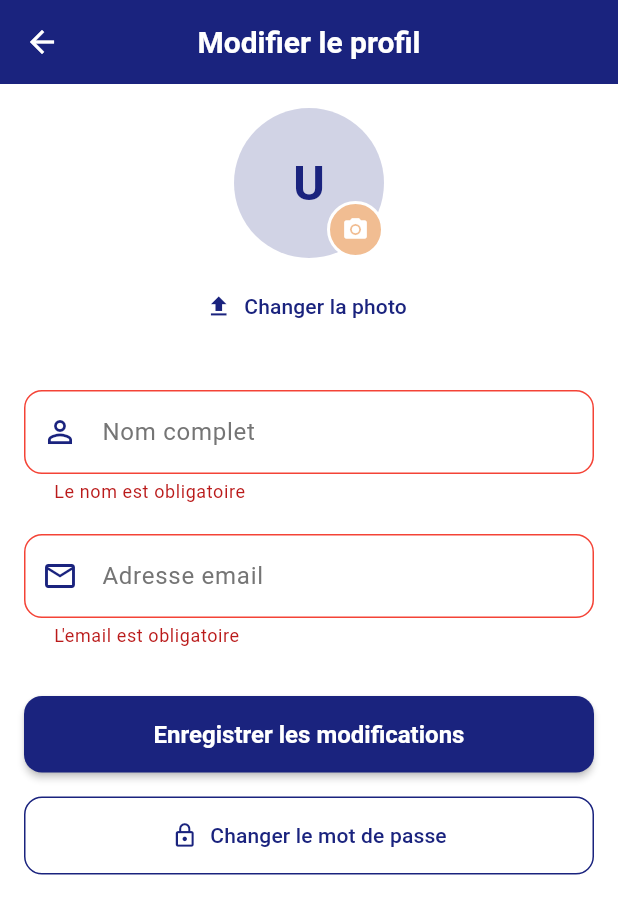
After one commit to alaminefaye/mobile_artluxurybus, a Flutter app: the EditProfileScreen screen opened directly, after a tap on "Enregistrer les modifications", on a phone screen of 412 x 824 dp. The commit adds this screen. Shown: the top 914 px of the screen. Run offline on Flutter 3.47's test engine with Material 3 defaults, Android fonts, the phone set to English and light mode, and no system bars; our stand-ins replace cached_network_image, carousel_slider, device_info_plus, file_picker, firebase_core, firebase_messaging and 11 more; missing offline and left inert: ai_barcode_scanner; accounts and stored records are empty.

Commit message:
✨ Feature: Modification du profil utilisateur
Nouveau:
✅ Écran EditProfileScreen complet
✅ Modification nom et email
✅ Validation des champs
✅ API updateProfile dans AuthService
✅ Méthode refreshUser dans AuthProvider
✅ Navigation depuis l'icône d'édition du profil

Fonctionnalités:
- Modification du nom
- Modification de l'email
- Validation des données
- Messages de succès/erreur
- Mise à jour automatique du profil
- Design moderne et cohérent

API Backend:
- PUT /api/user/profile (nom, email)
- POST /api/user/change-password (à venir)
- POST /api/user/upload-avatar (à venir)

Interface:
- Clic sur photo de profil → EditProfileScreen
- Formulaire avec validation
- Boutons pour changement de mot de passe
- Bouton pour upload photo (à développer)

```diff
--- a/lib/providers/auth_provider.dart
+++ b/lib/providers/auth_provider.dart
@@ -181,6 +181,11 @@ class AuthNotifier extends StateNotifier<AuthState> {
     }
   }
 
+  // Alias pour refreshUserProfile
+  Future<void> refreshUser() async {
+    await refreshUserProfile();
+  }
+
   // Effacer l'erreur
   void clearError() {
     state = state.copyWith(error: null);
--- /dev/null
+++ b/lib/screens/edit_profile_screen.dart
@@ -0,0 +1,321 @@
+import 'package:flutter/material.dart';
+import 'package:flutter_riverpod/flutter_riverpod.dart';
+import '../providers/auth_provider.dart';
+import '../services/auth_service.dart';
+import '../theme/app_theme.dart';
+
+class EditProfileScreen extends ConsumerStatefulWidget {
+  const EditProfileScreen({super.key});
+
+  @override
+  ConsumerState<EditProfileScreen> createState() => _EditProfileScreenState();
+}
+
+class _EditProfileScreenState extends ConsumerState<EditProfileScreen> {
+  final _formKey = GlobalKey<FormState>();
+  final _nameController = TextEditingController();
+  final _emailController = TextEditingController();
+  bool _isLoading = false;
+
+  @override
+  void initState() {
+    super.initState();
+    // Initialiser avec les données actuelles de l'utilisateur
+    final user = ref.read(authProvider).user;
+    if (user != null) {
+      _nameController.text = user.name;
+      _emailController.text = user.email;
+    }
+  }
+
+  @override
+  void dispose() {
+    _nameController.dispose();
+    _emailController.dispose();
+    super.dispose();
+  }
+
+  Future<void> _updateProfile() async {
+    if (!_formKey.currentState!.validate()) {
+      return;
+    }
+
+    setState(() {
+      _isLoading = true;
+    });
+
+    try {
+      final authService = AuthService();
+      final result = await authService.updateProfile(
+        name: _nameController.text.trim(),
+        email: _emailController.text.trim(),
+      );
+
+      if (result['success'] == true) {
+        // Rafraîchir les données de l'utilisateur
+        await ref.read(authProvider.notifier).refreshUser();
+
+        if (mounted) {
+          ScaffoldMessenger.of(context).showSnackBar(
+            SnackBar(
+              content: Row(
+                children: [
+                  const Icon(Icons.check_circle, color: Colors.white),
+                  const SizedBox(width: 12),
+                  Expanded(
+                    child: Text(
+                      result['message'] ?? 'Profil mis à jour avec succès',
+                      style: const TextStyle(fontSize: 14),
+                    ),
+                  ),
+                ],
+              ),
+              backgroundColor: Colors.green,
+              behavior: SnackBarBehavior.floating,
+              shape: RoundedRectangleBorder(
+                borderRadius: BorderRadius.circular(8),
+              ),
+              duration: const Duration(seconds: 2),
+            ),
+          );
+
+          // Retour à l'écran précédent
+          Navigator.pop(context);
+        }
+      } else {
+        if (mounted) {
+          ScaffoldMessenger.of(context).showSnackBar(
+            SnackBar(
+              content: Text(result['message'] ?? 'Erreur lors de la mise à jour'),
+              backgroundColor: Colors.red,
+            ),
+          );
+        }
+      }
+    } catch (e) {
+      if (mounted) {
+        ScaffoldMessenger.of(context).showSnackBar(
+          SnackBar(
+            content: Text('Erreur: ${e.toString()}'),
+            backgroundColor: Colors.red,
+          ),
+        );
+      }
+    } finally {
+      if (mounted) {
+        setState(() {
+          _isLoading = false;
+        });
+      }
+    }
+  }
+
+  @override
+  Widget build(BuildContext context) {
+    final user = ref.watch(authProvider).user;
+
+    return Scaffold(
+      backgroundColor: Theme.of(context).scaffoldBackgroundColor,
+      appBar: AppBar(
+        title: const Text('Modifier le profil'),
+        backgroundColor: AppTheme.primaryBlue,
+        foregroundColor: Colors.white,
+        elevation: 0,
+        centerTitle: true,
+      ),
+      body: SingleChildScrollView(
+        padding: const EdgeInsets.all(16),
+        child: Form(
+          key: _formKey,
+          child: Column(
+            crossAxisAlignment: CrossAxisAlignment.stretch,
+            children: [
+              // Photo de profil
+              Center(
+                child: Stack(
+                  children: [
+                    CircleAvatar(
+                      radius: 50,
+                      backgroundColor: AppTheme.primaryBlue.withValues(alpha: 0.2),
+                      child: Text(
+                        user?.name.isNotEmpty == true
+                            ? user!.name[0].toUpperCase()
+                            : 'U',
+                        style: TextStyle(
+                          fontSize: 32,
+                          fontWeight: FontWeight.bold,
+                          color: AppTheme.primaryBlue,
+                        ),
+                      ),
+                    ),
+                    Positioned(
+                      bottom: 0,
+                      right: 0,
+                      child: Container(
+                        padding: const EdgeInsets.all(8),
+                        decoration: BoxDecoration(
+                          color: AppTheme.primaryOrange,
+                          shape: BoxShape.circle,
+                          border: Border.all(color: Colors.white, width: 2),
+                        ),
+                        child: const Icon(
+                          Icons.camera_alt,
+                          color: Colors.white,
+                          size: 18,
+                        ),
+                      ),
+                    ),
+                  ],
+                ),
+              ),
+              const SizedBox(height: 8),
+              Center(
+                child: TextButton.icon(
+                  onPressed: () {
+                    // TODO: Implémenter l'upload de photo
+                    ScaffoldMessenger.of(context).showSnackBar(
+                      const SnackBar(
+                        content: Text('Fonctionnalité à venir'),
+                      ),
+                    );
+                  },
+                  icon: const Icon(Icons.upload),
+                  label: const Text('Changer la photo'),
+                ),
+              ),
+              const SizedBox(height: 32),
+
+              // Champ Nom
+              _buildTextField(
+                controller: _nameController,
+                label: 'Nom complet',
+                icon: Icons.person_outline,
+                validator: (value) {
+                  if (value == null || value.trim().isEmpty) {
+                    return 'Le nom est obligatoire';
+                  }
+                  if (value.trim().length < 3) {
+                    return 'Le nom doit contenir au moins 3 caractères';
+                  }
+                  return null;
+                },
+              ),
+              const SizedBox(height: 20),
+
+              // Champ Email
+              _buildTextField(
+                controller: _emailController,
+                label: 'Adresse email',
+                icon: Icons.email_outlined,
+                keyboardType: TextInputType.emailAddress,
+                validator: (value) {
+                  if (value == null || value.trim().isEmpty) {
+                    return 'L\'email est obligatoire';
+                  }
+                  if (!RegExp(r'^[\w-\.]+@([\w-]+\.)+[\w-]{2,4}$')
+                      .hasMatch(value)) {
+                    return 'Email invalide';
+                  }
+                  return null;
+                },
+              ),
+              const SizedBox(height: 32),
+
+              // Bouton Enregistrer
+              ElevatedButton(
+                onPressed: _isLoading ? null : _updateProfile,
+                style: ElevatedButton.styleFrom(
+                  backgroundColor: AppTheme.primaryBlue,
+                  foregroundColor: Colors.white,
+                  padding: const EdgeInsets.symmetric(vertical: 16),
+                  shape: RoundedRectangleBorder(
+                    borderRadius: BorderRadius.circular(12),
+                  ),
+                  elevation: 2,
+                ),
+                child: _isLoading
+                    ? const SizedBox(
+                        height: 20,
+                        width: 20,
+                        child: CircularProgressIndicator(
+                          strokeWidth: 2,
+                          valueColor:
+                              AlwaysStoppedAnimation<Color>(Colors.white),
+                        ),
+                      )
+                    : const Text(
+                        'Enregistrer les modifications',
+                        style: TextStyle(
+                          fontSize: 16,
+                          fontWeight: FontWeight.w600,
+                        ),
+                      ),
+              ),
+              const SizedBox(height: 16),
+
+              // Bouton Changer le mot de passe
+              OutlinedButton.icon(
+                onPressed: () {
+                  // TODO: Navigation vers écran de changement de mot de passe
+                  ScaffoldMessenger.of(context).showSnackBar(
+                    const SnackBar(
+                      content: Text('Fonctionnalité à venir'),
+                    ),
+                  );
+                },
+                icon: const Icon(Icons.lock_outline),
+                label: const Text('Changer le mot de passe'),
+                style: OutlinedButton.styleFrom(
+                  foregroundColor: AppTheme.primaryBlue,
+                  side: BorderSide(color: AppTheme.primaryBlue),
+                  padding: const EdgeInsets.symmetric(vertical: 16),
+                  shape: RoundedRectangleBorder(
+                    borderRadius: BorderRadius.circular(12),
+                  ),
+                ),
+              ),
+            ],
+          ),
+        ),
+      ),
+    );
+  }
+
+  Widget _buildTextField({
+    required TextEditingController controller,
+    required String label,
+    required IconData icon,
+    TextInputType? keyboardType,
+    String? Function(String?)? validator,
+  }) {
+    return TextFormField(
+      controller: controller,
+      keyboardType: keyboardType,
+      validator: validator,
+      decoration: InputDecoration(
+        labelText: label,
+        prefixIcon: Icon(icon, color: AppTheme.primaryBlue),
+        border: OutlineInputBorder(
+          borderRadius: BorderRadius.circular(12),
+          borderSide: BorderSide(color: Colors.grey.shade300),
+        ),
+        enabledBorder: OutlineInputBorder(
+          borderRadius: BorderRadius.circular(12),
+          borderSide: BorderSide(color: Colors.grey.shade300),
+        ),
+        focusedBorder: OutlineInputBorder(
+          borderRadius: BorderRadius.circular(12),
+          borderSide: BorderSide(color: AppTheme.primaryBlue, width: 2),
+        ),
+        errorBorder: OutlineInputBorder(
+          borderRadius: BorderRadius.circular(12),
+          borderSide: const BorderSide(color: Colors.red),
+        ),
+        filled: true,
+        fillColor: Theme.of(context).brightness == Brightness.dark
+            ? Colors.grey.shade800
+            : Colors.white,
+      ),
+    );
+  }
+}
```
Also changed, not shown: lib/screens/home_page.dart (+12 -1 lines), lib/services/auth_service.dart (+92 -0 lines).
